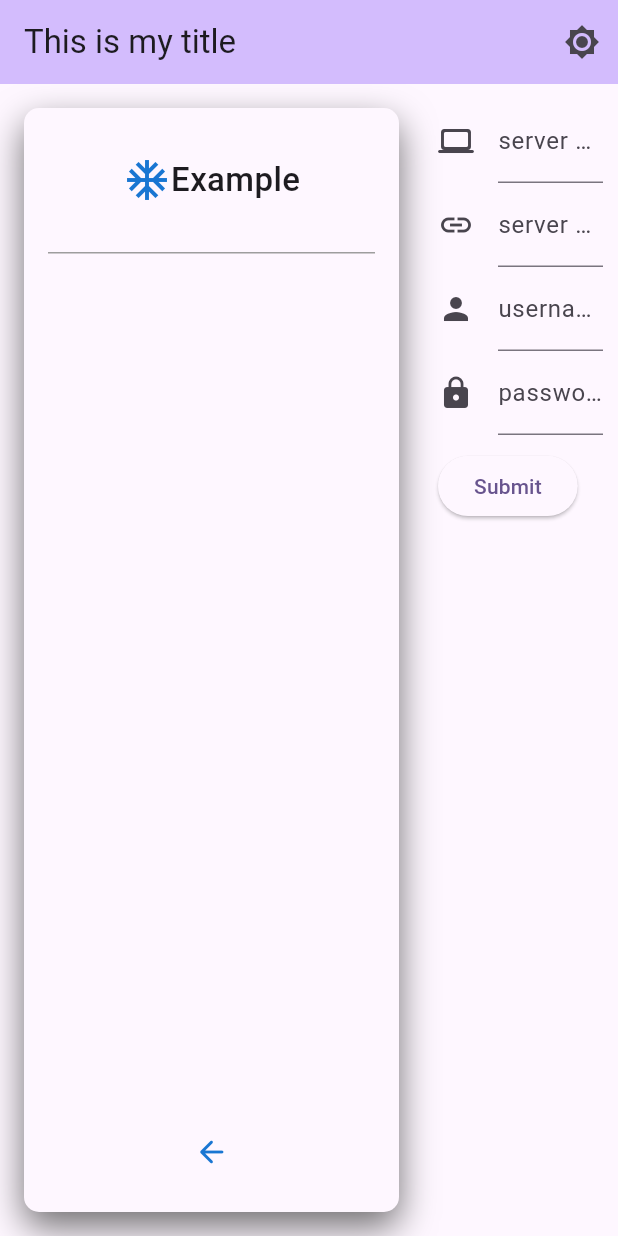
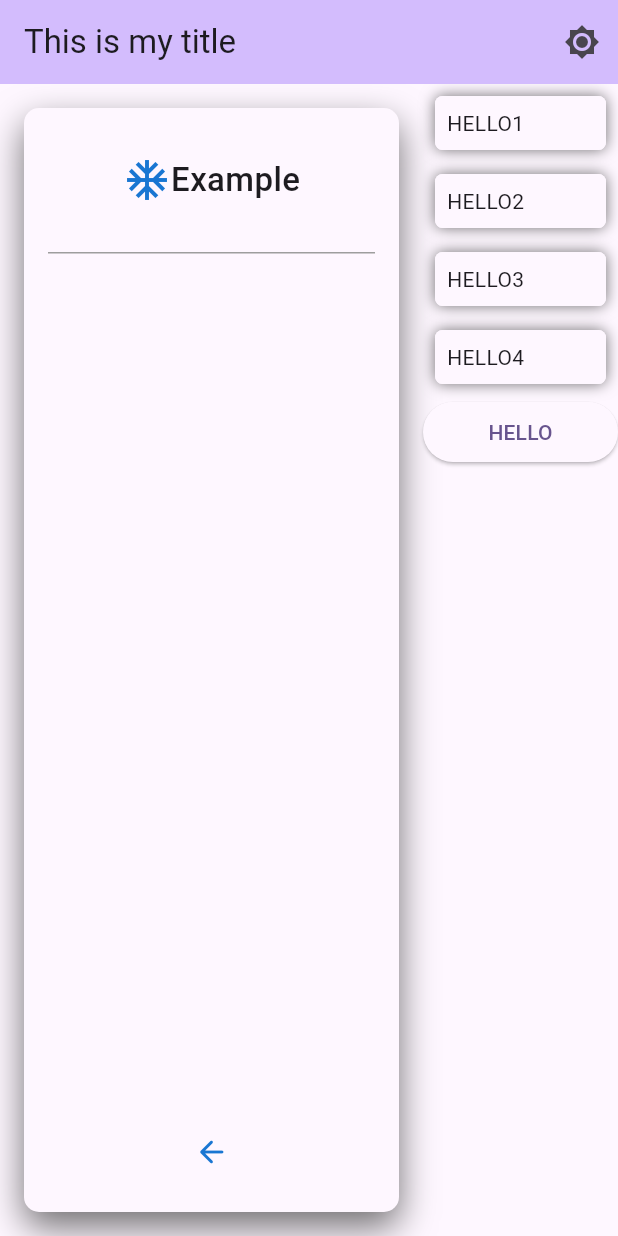
Before and after one commit to ross96D/updater_client, a Flutter app: the screen it shows after launch, after a tap on the "arrow forward" icon, on a phone screen of 412 x 824 dp. Run offline on Flutter 3.47's test engine with Material 3 defaults, Android fonts, the phone set to English and light mode, and no system bars; our stand-ins replace equatable, freezed_annotation, get_it, sembast.

Commit message:
added some shits

```diff
--- a/build.yaml
+++ b/build.yaml
@@ -4,9 +4,9 @@ targets:
       freezed:
         generate_for:
           include:
-            - "./lib/models/updater_models/**.dart"
+            - "**/models/**.dart"
 
       json_serializable:
         generate_for:
           include:
-            - "./lib/models/updater_models/**.dart"
+            - "**/models/**.dart"
--- a/lib/main.dart
+++ b/lib/main.dart
@@ -5,7 +5,9 @@ import 'package:get_it/get_it.dart';
 import 'package:path_provider/path_provider.dart';
 import 'package:updater_client/database.dart';
 import 'package:updater_client/models/server.dart';
+import 'package:updater_client/models/updater_models.dart';
 import 'package:updater_client/pages/add_server.dart';
+import 'package:updater_client/pages/show_server.dart';
 import 'package:updater_client/theme.dart';
 import 'package:updater_client/widgets/sidebar/sidebar.dart';
 import 'package:updater_client/widgets/sidebar/sidebar_item.dart';
@@ -110,7 +112,10 @@ class AppLayout extends StatelessWidget {
                   headerText: 'Example',
                 );
               }),
-          const Flexible(fit: FlexFit.tight, child: AddServer()),
+          const Flexible(fit: FlexFit.tight, child: ShowServer(serverData: ServerData(
+            apps: [],
+            version: VersionData(),
+          ))),
         ],
       )
     );
--- /dev/null
+++ b/lib/models/updater_models.dart
@@ -0,0 +1,129 @@
+// ignore_for_file: invalid_annotation_target
+
+import 'package:freezed_annotation/freezed_annotation.dart';
+
+part 'updater_models.freezed.dart';
+part 'updater_models.g.dart';
+
+@freezed
+class ServerData with _$ServerData {
+  const factory ServerData({
+    required List<Application> apps,
+    required VersionData version,
+  }) = _ServerData;
+
+  factory ServerData.fromJson(Map<String, Object?> json) => _$ServerDataFromJson(json);
+}
+
+class VersionData {
+  final int major;
+  final int minor;
+	final int patch;
+
+	const VersionData([this.major = 0, this.minor = 0, this.patch = 0]);
+
+	factory VersionData.fromJson(String json) {
+	  final splitted = json.split(".");
+		if (splitted.length != 3) {
+		  throw FormatException("string must contain at least 2 dots", json);
+		}
+		final major = int.tryParse(splitted[0]);
+		if (major == null) {
+      throw FormatException("unable to parse major version", json, 0);
+		}
+		final minor = int.tryParse(splitted[1]);
+		if (minor == null) {
+      throw FormatException("unable to parse major version", json, splitted[0].length + 1);
+		}
+		final patch = int.tryParse(splitted[2]);
+		if (patch == null) {
+      throw FormatException("unable to parse major version", json, splitted[0].length + splitted[1].length + 2);
+		}
+	  return VersionData(major, minor, patch);
+	}
+
+	String toJson() {
+	  return "$major.$minor.$patch";
+	}
+}
+
+@freezed
+class Application with _$Application {
+  const factory Application({
+    required int index,
+
+    required String name,
+
+    @JsonKey(name: "auth_token")
+    required String authToken,
+
+    required String service,
+
+    @JsonKey(name: "service_type")
+    required String serviceType,
+
+    required List<Asset> assets,
+
+    @JsonKey(name: "cmd_pre")
+    required Command? commandPre,
+
+    @JsonKey(name: "cmd")
+    required Command? command,
+
+    @JsonKey(name: "github_release")
+    required GithubRelease? githubRelease,
+  }) = _Application;
+
+  factory Application.fromJson(Map<String, Object?> json) => _$ApplicationFromJson(json);
+}
+
+@freezed
+class GithubRelease with _$GithubRelease {
+  const factory GithubRelease({
+    required String token,
+    required String repo,
+    required String owner,
+  }) = _GithubRelease;
+
+  factory GithubRelease.fromJson(Map<String, Object?> json) => _$GithubReleaseFromJson(json);
+}
+
+@freezed
+class Command with _$Command {
+  const factory Command({
+    required String command,
+    required List<String> args,
+    required String path,
+    required Map<String, String> env,
+  }) = _Command;
+
+  factory Command.fromJson(Map<String, Object?> json) => _$CommandFromJson(json);
+}
+
+@freezed
+class Asset with _$Asset {
+  const factory Asset({
+    required String name,
+
+    @JsonKey(name: "system_path")
+    required String systemPath,
+
+    required String service,
+
+    @JsonKey(name: "service_type")
+    required String serviceType,
+
+    @JsonKey(name: "keep_old")
+    required bool keepOld,
+
+    required bool unzip,
+
+    @JsonKey(name: "cmd_pre")
+    required Command? commandPre,
+
+    @JsonKey(name: "cmd")
+    required Command? command,
+  }) = _Asset;
+
+  factory Asset.fromJson(Map<String, Object?> json) => _$AssetFromJson(json);
+}
--- a/lib/pages/show_server.dart
+++ b/lib/pages/show_server.dart
@@ -1,10 +1,88 @@
-
-import 'package:flutter/cupertino.dart';
+import 'package:flutter/material.dart';
+import 'package:updater_client/models/updater_models.dart';
 
 class ShowServer extends StatefulWidget {
+  final ServerData serverData;
+
+  const ShowServer({super.key, required this.serverData});
+
   @override
-  State<StatefulWidget> createState() {
-    throw UnimplementedError();
+  State<StatefulWidget> createState() => _ShowServerState();
+}
+
+class _ShowServerState extends State<ShowServer> {
+  Widget _item(String text, ThemeData theme) {
+    return Padding(
+      padding: const EdgeInsets.all(8.0),
+      child: _Item(child: Text(text)),
+    );
   }
 
+  @override
+  Widget build(BuildContext context) {
+    final theme = Theme.of(context);
+    return ListView(
+      children: [
+        _item("HELLO1", theme),
+        _item("HELLO2", theme),
+        _item("HELLO3", theme),
+        _item("HELLO4", theme),
+        ElevatedButton(
+          onPressed: () => {},
+          child: Text("HELLO"),
+        ),
+      ],
+    );
+  }
 }
+
+class _Item extends StatefulWidget {
+  final Widget child;
+
+  const _Item({required this.child});
+
+  @override
+  State<StatefulWidget> createState() => _StateItem();
+}
+
+class _StateItem extends State<_Item> {
+  bool _isHovered = false;
+
+  Color _color(ThemeData theme) {
+    if (_isHovered) {
+      return theme.colorScheme.primary.withAlpha(80);
+    } else {
+      return theme.cardColor;
+    }
+  }
+
+  @override
+  Widget build(BuildContext context) {
+    final theme = Theme.of(context);
+    return MouseRegion(
+      onEnter: (event) => setState(() => _isHovered = true),
+      onExit: (event) => setState(() => _isHovered = false),
+      cursor: SystemMouseCursors.click,
+      child: InkWell(
+        onTap: () => {},
+        child: Container(
+          decoration: BoxDecoration(
+            borderRadius: const BorderRadius.all(Radius.circular(5)),
+            color: _color(theme),
+            boxShadow: const [
+              BoxShadow(
+                color: Color.fromRGBO(66, 66, 66, 0.75),
+                blurRadius: 8,
+                blurStyle: BlurStyle.outer,
+              ),
+            ],
+          ),
+          child: Padding(
+            padding: const EdgeInsets.all(8.0),
+            child: widget.child,
+          ),
+        ),
+      ),
+    );
+  }
+}
```
Also changed, not shown: lib/api.dart (added, +236 -0 lines), lib/models/updater_models/command.dart (deleted, +0 -20 lines), lib/models/updater_models/server_data.dart (deleted, +0 -59 lines), lib/utils/utils.dart (+55 -0 lines), lib/models/updater_models.freezed.dart (added), lib/models/updater_models.g.dart (added).
